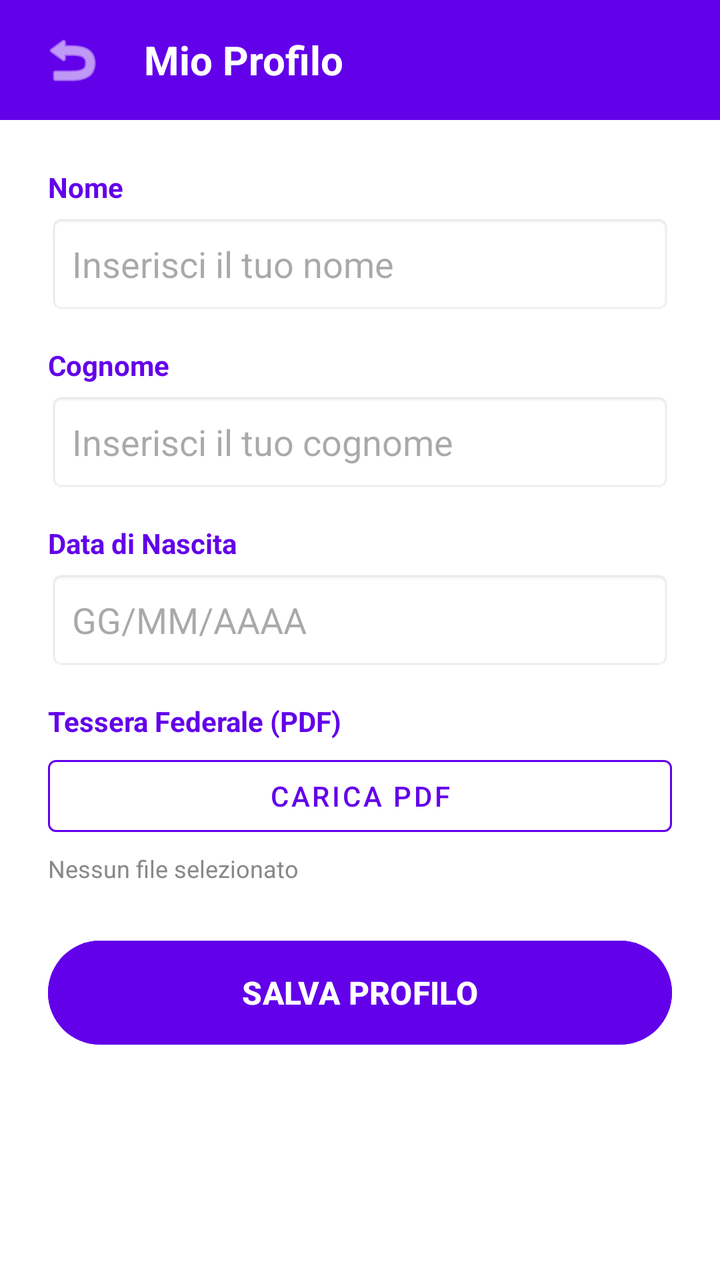
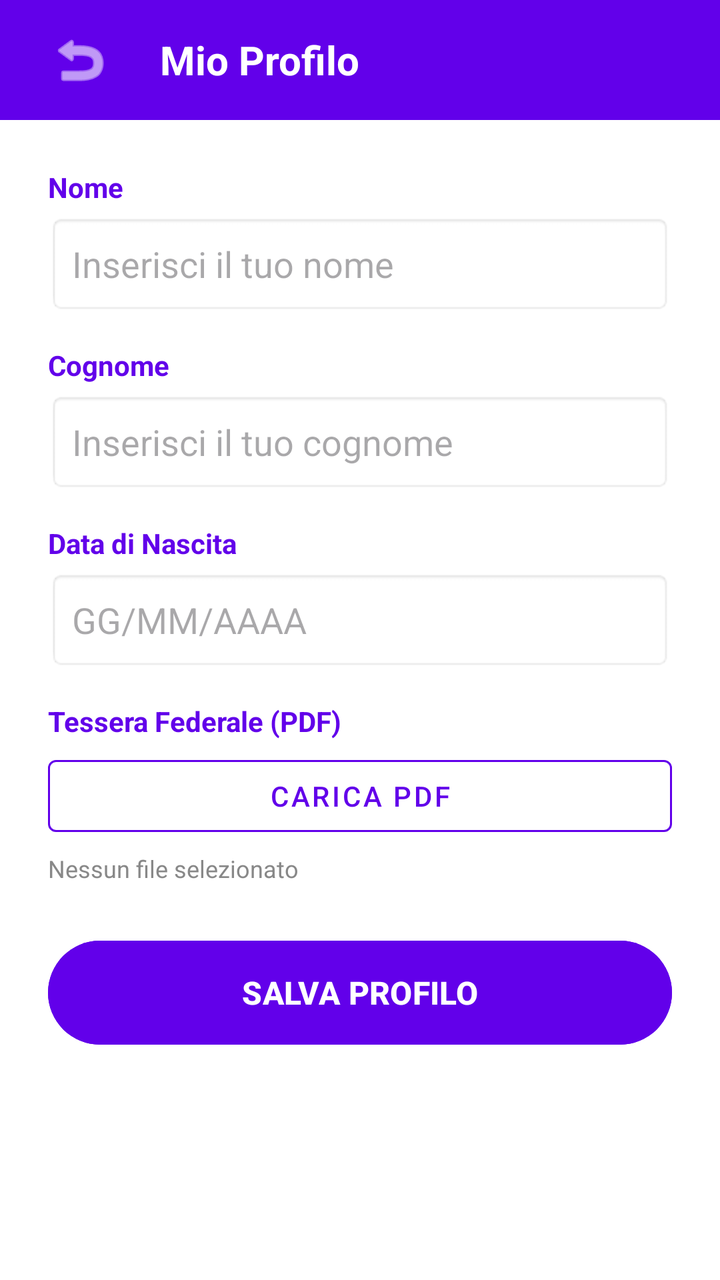

An Android layout rendered at two revisions. The XML below is the earlier revision; the diff shows what the commit changed to produce the second picture.
<!-- AndroidManifest.xml: application theme Theme.GinnasticaRitmica -->
<!-- res/layout/fragment_profilo_allenatrice.xml -->
<?xml version="1.0" encoding="utf-8"?>
<layout xmlns:android="http://schemas.android.com/apk/res/android"
    xmlns:app="http://schemas.android.com/apk/res-auto">

    <LinearLayout
        android:layout_width="match_parent"
        android:layout_height="match_parent"
        android:orientation="vertical"
        android:background="@color/sfondo_app">

        <LinearLayout
            android:layout_width="match_parent"
            android:layout_height="60dp"
            android:background="@color/viola_torre"
            android:gravity="center_vertical"
            android:orientation="horizontal"
            android:paddingHorizontal="16dp">

            <ImageButton
                android:id="@+id/btnTornaIndietro"
                android:layout_width="40dp"
                android:layout_height="40dp"
                android:background="?attr/selectableItemBackgroundBorderless"
                android:src="@android:drawable/ic_menu_revert"
                app:tint="@android:color/white" />

            <TextView
                android:layout_width="wrap_content"
                android:layout_height="wrap_content"
                android:layout_marginStart="16dp"
                android:text="Mio Profilo"
                android:textColor="@android:color/white"
                android:textSize="20sp"
                android:textStyle="bold" />
        </LinearLayout>

        <ScrollView
            android:layout_width="match_parent"
            android:layout_height="match_parent"
            android:fillViewport="true">

            <LinearLayout
                android:layout_width="match_parent"
                android:layout_height="wrap_content"
                android:orientation="vertical"
                android:padding="24dp">

                <TextView
                    android:layout_width="wrap_content"
                    android:layout_height="wrap_content"
                    android:text="Nome"
                    android:textColor="@color/viola_torre"
                    android:textStyle="bold"
                    android:layout_marginBottom="4dp"/>
                <EditText
                    android:id="@+id/etNomeAllenatrice"
                    android:layout_width="match_parent"
                    android:layout_height="50dp"
                    android:background="@android:drawable/editbox_background"
                    android:hint="Inserisci il tuo nome"
                    android:inputType="textPersonName"
                    android:paddingHorizontal="12dp"
                    android:layout_marginBottom="16dp"/>

                <TextView
                    android:layout_width="wrap_content"
                    android:layout_height="wrap_content"
                    android:text="Cognome"
                    android:textColor="@color/viola_torre"
                    android:textStyle="bold"
                    android:layout_marginBottom="4dp"/>
                <EditText
                    android:id="@+id/etCognomeAllenatrice"
                    android:layout_width="match_parent"
                    android:layout_height="50dp"
                    android:background="@android:drawable/editbox_background"
                    android:hint="Inserisci il tuo cognome"
                    android:inputType="textPersonName"
                    android:paddingHorizontal="12dp"
                    android:layout_marginBottom="16dp"/>

                <TextView
                    android:layout_width="wrap_content"
                    android:layout_height="wrap_content"
                    android:text="Data di Nascita"
                    android:textColor="@color/viola_torre"
                    android:textStyle="bold"
                    android:layout_marginBottom="4dp"/>
                <EditText
                    android:id="@+id/etDataNascitaAllenatrice"
                    android:layout_width="match_parent"
                    android:layout_height="50dp"
                    android:background="@android:drawable/editbox_background"
                    android:hint="GG/MM/AAAA"
                    android:inputType="date"
                    android:paddingHorizontal="12dp"
                    android:layout_marginBottom="16dp"/>

                <TextView
                    android:layout_width="wrap_content"
                    android:layout_height="wrap_content"
                    android:text="Tessera Federale (PDF)"
                    android:textColor="@color/viola_torre"
                    android:textStyle="bold"
                    android:layout_marginBottom="4dp"/>

                <LinearLayout
                    android:layout_width="match_parent"
                    android:layout_height="wrap_content"
                    android:orientation="horizontal"
                    android:layout_marginBottom="4dp">

                    <Button
                        android:id="@+id/btnCaricaTessera"
                        style="@style/Widget.MaterialComponents.Button.OutlinedButton"
                        android:layout_width="0dp"
                        android:layout_height="wrap_content"
                        android:layout_weight="1"
                        android:textColor="@color/viola_torre"
                        app:strokeColor="@color/viola_torre"
                        android:text="Carica PDF" />

                    <Button
                        android:id="@+id/btnVisualizzaTessera"
                        android:layout_width="0dp"
                        android:layout_height="wrap_content"
                        android:layout_weight="1"
                        android:text="Visualizza"
                        android:backgroundTint="@color/verde_acqua_bottoni"
                        android:textColor="@color/testo_titoli"
                        android:visibility="gone"
                        android:layout_marginEnd="4dp"/>

                    <Button
                        android:id="@+id/btnCambiaTessera"
                        style="@style/Widget.MaterialComponents.Button.OutlinedButton"
                        android:layout_width="0dp"
                        android:layout_height="wrap_content"
                        android:layout_weight="1"
                        android:text="Cambia"
                        android:textColor="@color/viola_torre"
                        app:strokeColor="@color/viola_torre"
                        android:visibility="gone"
                        android:layout_marginStart="4dp"/>
                </LinearLayout>

                <TextView
                    android:id="@+id/tvStatoFile"
                    android:layout_width="match_parent"
                    android:layout_height="wrap_content"
                    android:text="Nessun file selezionato"
                    android:textSize="12sp"
                    android:textColor="@color/testo_chiaro"
                    android:layout_marginBottom="24dp"/>

                <Button
                    android:id="@+id/btnSalvaProfilo"
                    android:layout_width="match_parent"
                    android:layout_height="60dp"
                    android:text="SALVA PROFILO"
                    android:backgroundTint="@color/viola_torre"
                    android:textColor="@android:color/white"
                    android:textStyle="bold"
                    android:textSize="16sp"/>

            </LinearLayout>
        </ScrollView>
    </LinearLayout>
</layout>
<!-- resources referenced by this layout -->
<resources>
  <color name="sfondo_app">#FFFFFF</color>
  <color name="testo_chiaro">#888888</color>
  <color name="testo_titoli">#000000</color>
  <color name="verde_acqua_bottoni">#03DAC5</color>
  <color name="viola_torre">#6200EA</color>
  <style name="Theme.GinnasticaRitmica" parent="Base.Theme.GinnasticaRitmica" />
  <style name="Base.Theme.GinnasticaRitmica" parent="Theme.Material3.DayNight.NoActionBar">
          
          
      </style>
</resources>

<!-- the commit's change to res/layout/fragment_profilo_allenatrice.xml (unified diff, before → after) -->
@@ -18,8 +18,8 @@
 
             <ImageButton
                 android:id="@+id/btnTornaIndietro"
-                android:layout_width="40dp"
-                android:layout_height="40dp"
+                android:layout_width="48dp"
+                android:layout_height="48dp"
                 android:background="?attr/selectableItemBackgroundBorderless"
                 android:src="@android:drawable/ic_menu_revert"
                 app:tint="@android:color/white" />
